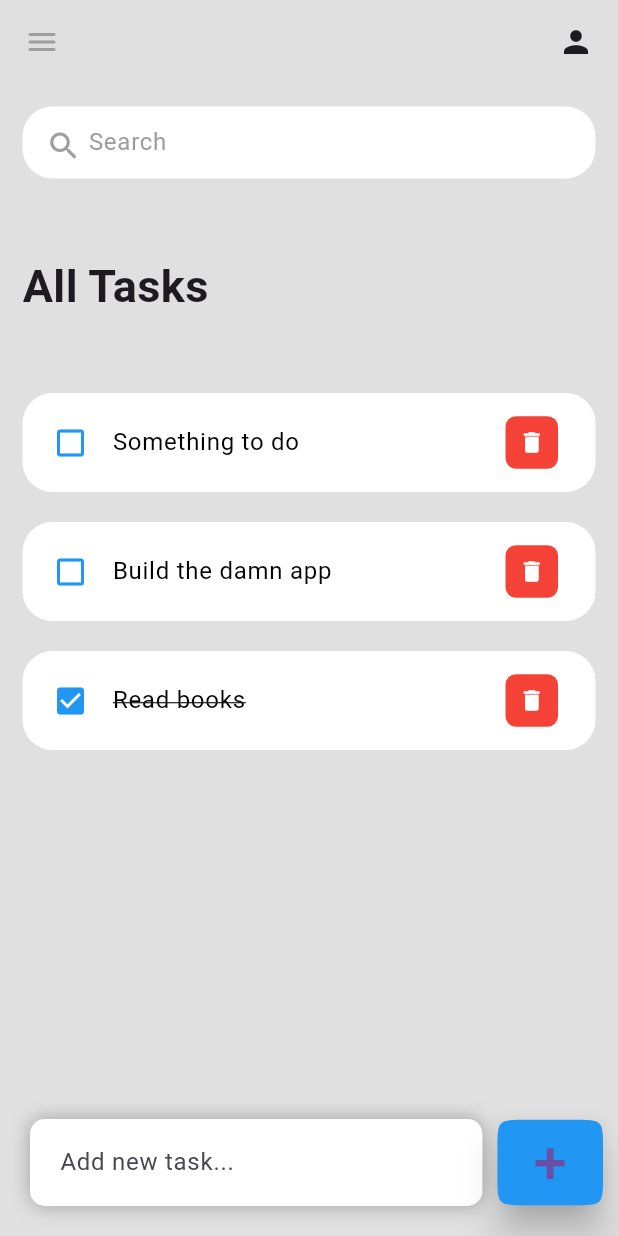
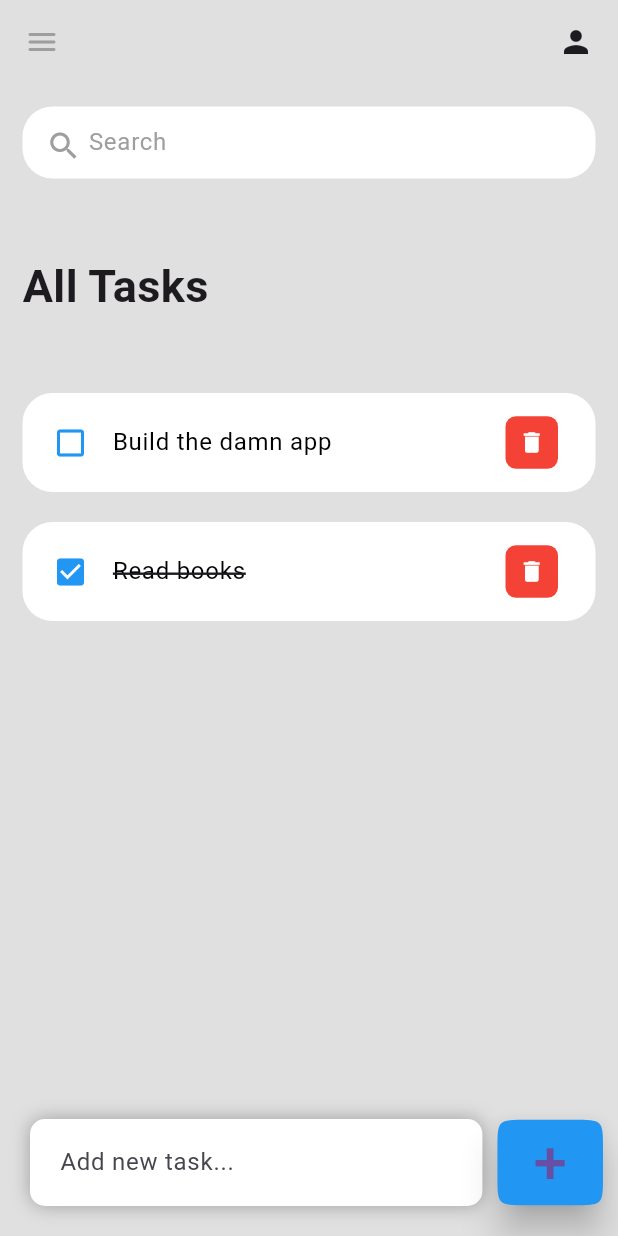
Before and after one commit to Clothless/ToDo-List, a Flutter app: the screen it shows after launch, after a tap on the "delete" icon, on a phone screen of 412 x 824 dp. Run offline on Flutter 3.47's test engine with Material 3 defaults, Android fonts, the phone set to English and light mode, and no system bars.

Commit message:
Home functionality done

```diff
--- a/lib/models/todo.dart
+++ b/lib/models/todo.dart
@@ -1,5 +1,5 @@
 class ToDo {
-  int? id;
+  String? id;
   String?todoText;
   bool isDone;
 
@@ -11,9 +11,9 @@ class ToDo {
 
   static List<ToDo> todoList(){
     return [
-      ToDo(id: 1, todoText: "Something to do"),
-      ToDo(id: 2, todoText: "Build the damn app"),
-      ToDo(id: 3, todoText: "Read books", isDone: true),
+      ToDo(id: '1', todoText: "Something to do"),
+      ToDo(id: '2', todoText: "Build the damn app"),
+      ToDo(id: '3', todoText: "Read books", isDone: true),
     ];
   }
 
--- a/lib/screens/home.dart
+++ b/lib/screens/home.dart
@@ -11,8 +11,17 @@ class HomeScreen extends StatefulWidget {
 }
 
 final todoList = ToDo.todoList();
+List<ToDo> _foundToDo = [];
+final _todoController = TextEditingController();
 
 class _HomeScreenState extends State<HomeScreen> {
+  @override
+  void initState() {
+    // TODO: implement initState
+    _foundToDo = todoList;
+    super.initState();
+  }
+
   @override
   Widget build(BuildContext context) {
     return Scaffold(
@@ -37,7 +46,7 @@ class _HomeScreenState extends State<HomeScreen> {
             decoration: BoxDecoration(color: bgColor),
             child: Column(
               children: [
-                const SearchBox(),
+                SearchBox(),
                 Expanded(
                   child: ListView(
                     children: [
@@ -51,9 +60,11 @@ class _HomeScreenState extends State<HomeScreen> {
                           ),
                         ),
                       ),
-                      for (ToDo item in todoList)
+                      for (ToDo item in _foundToDo)
                         ToDoItem(
                           todo: item,
+                          onToDoChanged: _handleChange,
+                          onDeleteItem: _deleteItem,
                         )
                     ],
                   ),
@@ -67,8 +78,10 @@ class _HomeScreenState extends State<HomeScreen> {
               children: [
                 Expanded(
                   child: Container(
-                    margin: const EdgeInsets.only(bottom: 20, right: 10, left: 20),
-                    padding: const EdgeInsets.symmetric(horizontal: 20, vertical: 5),
+                    margin:
+                        const EdgeInsets.only(bottom: 20, right: 10, left: 20),
+                    padding:
+                        const EdgeInsets.symmetric(horizontal: 20, vertical: 5),
                     decoration: BoxDecoration(
                       color: white,
                       boxShadow: [
@@ -81,25 +94,31 @@ class _HomeScreenState extends State<HomeScreen> {
                       ],
                       borderRadius: BorderRadius.circular(10),
                     ),
-                    child: const TextField(
-                      decoration: InputDecoration(
+                    child: TextField(
+                      controller: _todoController,
+                      decoration: const InputDecoration(
                           hintText: "Add new task...",
-                        border: InputBorder.none
-                      ),
+                          border: InputBorder.none),
                     ),
                   ),
                 ),
                 Container(
                   margin: const EdgeInsets.only(bottom: 20, right: 10),
                   child: ElevatedButton(
-                    onPressed: (){},
+                    onPressed: () {
+                      _addToDoItem(_todoController.text);
+                    },
                     style: ElevatedButton.styleFrom(
                       backgroundColor: blue,
-                      shape: ContinuousRectangleBorder(borderRadius: BorderRadius.circular(20)),
+                      shape: ContinuousRectangleBorder(
+                          borderRadius: BorderRadius.circular(20)),
                       minimumSize: const Size(40, 40),
                       elevation: 10,
                     ),
-                    child: const Text("+", style: TextStyle(fontSize: 40),),
+                    child: const Text(
+                      "+",
+                      style: TextStyle(fontSize: 40),
+                    ),
                   ),
                 )
               ],
@@ -109,27 +128,59 @@ class _HomeScreenState extends State<HomeScreen> {
       ),
     );
   }
+
+  void _handleChange(ToDo todo) {
+    setState(() {
+      todo.isDone = !todo.isDone;
+    });
   }
 
-class SearchBox extends StatelessWidget {
-  const SearchBox({
-    super.key,
+  void _deleteItem(String id) {
+    setState(() {
+      todoList.removeWhere((element) => element.id == id);
     });
+  }
 
-  @override
-  Widget build(BuildContext context) {
+  void _addToDoItem(String todo) {
+    setState(() {
+      todoList.add(ToDo(
+          id: DateTime.now().microsecondsSinceEpoch.toString(),
+          todoText: todo));
+    });
+    _todoController.clear();
+  }
+
+  void _runFilter(String enteredText) {
+    List<ToDo> results = [];
+    if (enteredText.isEmpty) {
+      results = todoList;
+    } else {
+      results = todoList
+          .where((element) => element.todoText!
+              .toLowerCase()
+              .contains((enteredText.trim()).toLowerCase()))
+          .toList();
+    }
+    setState(() {
+    _foundToDo = results;
+    });
+  }
+
+  Widget SearchBox() {
     return Container(
       padding: const EdgeInsets.symmetric(horizontal: 15),
       decoration:
           BoxDecoration(color: white, borderRadius: BorderRadius.circular(20)),
       child: TextField(
+        onChanged: (value) => _runFilter(value),
         decoration: InputDecoration(
             contentPadding: const EdgeInsets.all(0),
             prefixIcon: Icon(
               Icons.search,
               color: grey,
             ),
-            prefixIconConstraints: const BoxConstraints(maxHeight: 20, minWidth: 25),
+            prefixIconConstraints:
+                const BoxConstraints(maxHeight: 20, minWidth: 25),
             border: InputBorder.none,
             hintText: "Search",
             hintStyle: TextStyle(color: grey)),
--- a/lib/widgets/todo_item.dart
+++ b/lib/widgets/todo_item.dart
@@ -4,7 +4,9 @@ import 'package:todo_list/models/todo.dart';
 
 class ToDoItem extends StatelessWidget {
   final ToDo todo;
-  const ToDoItem({super.key, required this.todo});
+  final onToDoChanged;
+  final onDeleteItem;
+  const ToDoItem({super.key, required this.todo, required this.onDeleteItem, required this.onToDoChanged});
 
   @override
   Widget build(BuildContext context) {
@@ -16,7 +18,7 @@ class ToDoItem extends StatelessWidget {
       ),
       child: ListTile(
         onTap: () {
-          print("It's working");
+          onToDoChanged(todo);
         },
         leading: Icon(todo.isDone? Icons.check_box : Icons.check_box_outline_blank, color: blue,),
         title: Text(
@@ -24,6 +26,7 @@ class ToDoItem extends StatelessWidget {
           style: TextStyle(
               fontSize: 16,
               color: black,
+              decorationThickness: 2.0,
               decoration: todo.isDone? TextDecoration.lineThrough : null,
               ),
         ),
@@ -37,7 +40,7 @@ class ToDoItem extends StatelessWidget {
               BoxDecoration(color: red, borderRadius: BorderRadius.circular(7)),
           child: IconButton(
             onPressed: () {
-              print("it's also working");
+              onDeleteItem(todo.id);
             },
             icon: const Icon(Icons.delete),
             iconSize: 18,
```
Lines whose indentation alone changed are shown as unchanged.
